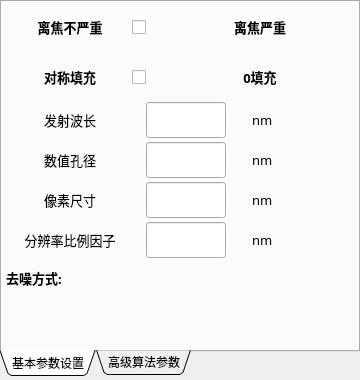
Before: the Qt Designer form greenwidget.ui in Ruoave/Dark-optical-sectioning-with-Qt-, drawn with Qt 5.
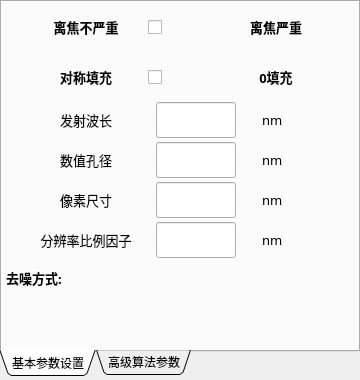
After: the same form once the commit is applied. Custom widgets are drawn as their Qt base class.

Commit message: ui 5.2.3 第一页参数制作完成

The edit to the form file:
```diff
--- a/greenwidget.ui
+++ b/greenwidget.ui
@@ -62,7 +62,7 @@
     <widget class="QLabel" name="notSevereLabel">
      <property name="geometry">
       <rect>
-       <x>20</x>
+       <x>36</x>
        <y>0</y>
        <width>96</width>
        <height>50</height>
@@ -94,7 +94,7 @@
     <widget class="QLabel" name="isSevereLabel">
      <property name="geometry">
       <rect>
-       <x>210</x>
+       <x>226</x>
        <y>0</y>
        <width>96</width>
        <height>50</height>
@@ -126,7 +126,7 @@
     <widget class="QtMaterialToggle" name="isSevere_para_background">
      <property name="geometry">
       <rect>
-       <x>130</x>
+       <x>146</x>
        <y>0</y>
        <width>80</width>
        <height>50</height>
@@ -139,7 +139,7 @@
     <widget class="QLabel" name="synPad">
      <property name="geometry">
       <rect>
-       <x>20</x>
+       <x>36</x>
        <y>50</y>
        <width>96</width>
        <height>50</height>
@@ -171,7 +171,7 @@
     <widget class="QtMaterialToggle" name="padMethodSelect_para_pad">
      <property name="geometry">
       <rect>
-       <x>130</x>
+       <x>146</x>
        <y>50</y>
        <width>80</width>
        <height>50</height>
@@ -184,7 +184,7 @@
     <widget class="QtMaterialAutoComplete" name="Line_para_emwave">
      <property name="geometry">
       <rect>
-       <x>144</x>
+       <x>154</x>
        <y>100</y>
        <width>80</width>
        <height>36</height>
@@ -194,7 +194,7 @@
     <widget class="QLabel" name="emwaveLabel">
      <property name="geometry">
       <rect>
-       <x>8</x>
+       <x>24</x>
        <y>100</y>
        <width>120</width>
        <height>36</height>
@@ -226,7 +226,7 @@
     <widget class="QLabel" name="NALabel">
      <property name="geometry">
       <rect>
-       <x>8</x>
+       <x>24</x>
        <y>140</y>
        <width>120</width>
        <height>36</height>
@@ -258,7 +258,7 @@
     <widget class="QtMaterialAutoComplete" name="Line_para_NA">
      <property name="geometry">
       <rect>
-       <x>144</x>
+       <x>154</x>
        <y>140</y>
        <width>80</width>
        <height>36</height>
@@ -268,7 +268,7 @@
     <widget class="QLabel" name="pixelLabel">
      <property name="geometry">
       <rect>
-       <x>8</x>
+       <x>24</x>
        <y>180</y>
        <width>120</width>
        <height>36</height>
@@ -300,7 +300,7 @@
     <widget class="QtMaterialAutoComplete" name="Line_para_pixelsize">
      <property name="geometry">
       <rect>
-       <x>144</x>
+       <x>154</x>
        <y>180</y>
        <width>80</width>
        <height>36</height>
@@ -310,7 +310,7 @@
     <widget class="QLabel" name="units">
      <property name="geometry">
       <rect>
-       <x>250</x>
+       <x>260</x>
        <y>100</y>
        <width>36</width>
        <height>36</height>
@@ -339,7 +339,7 @@
     <widget class="QLabel" name="units_2">
      <property name="geometry">
       <rect>
-       <x>250</x>
+       <x>260</x>
        <y>140</y>
        <width>36</width>
        <height>36</height>
@@ -368,7 +368,7 @@
     <widget class="QLabel" name="units_3">
      <property name="geometry">
       <rect>
-       <x>250</x>
+       <x>260</x>
        <y>180</y>
        <width>36</width>
        <height>36</height>
@@ -397,7 +397,7 @@
     <widget class="QLabel" name="units_4">
      <property name="geometry">
       <rect>
-       <x>250</x>
+       <x>260</x>
        <y>220</y>
        <width>36</width>
        <height>36</height>
@@ -426,7 +426,7 @@
     <widget class="QtMaterialAutoComplete" name="Line_para_factor">
      <property name="geometry">
       <rect>
-       <x>144</x>
+       <x>154</x>
        <y>220</y>
        <width>80</width>
        <height>36</height>
@@ -436,7 +436,7 @@
     <widget class="QLabel" name="factorLabel">
      <property name="geometry">
       <rect>
-       <x>8</x>
+       <x>24</x>
        <y>220</y>
        <width>120</width>
        <height>36</height>
@@ -510,7 +510,7 @@
     <widget class="QLabel" name="zeroPad">
      <property name="geometry">
       <rect>
-       <x>210</x>
+       <x>226</x>
        <y>50</y>
        <width>96</width>
        <height>50</height>
```
